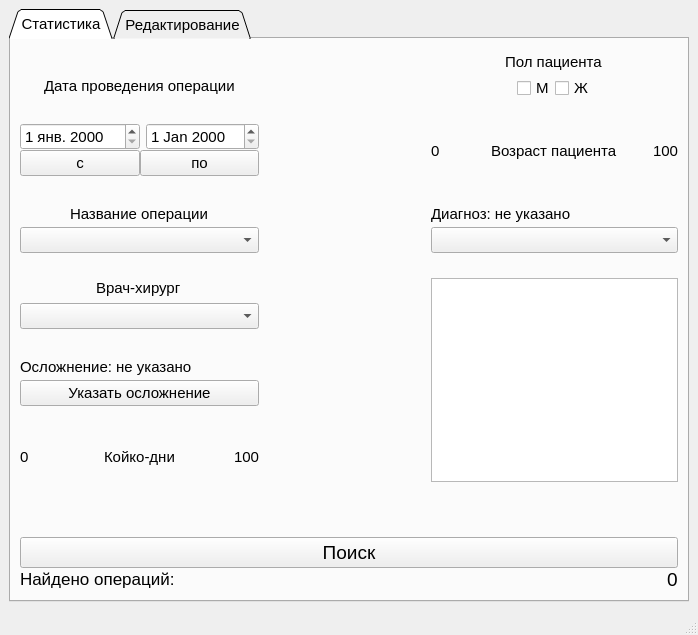
First picture: the form in Hernia-Qt/mainwindow.ui, repository dmkrch/Hernia-qt, before the edit.
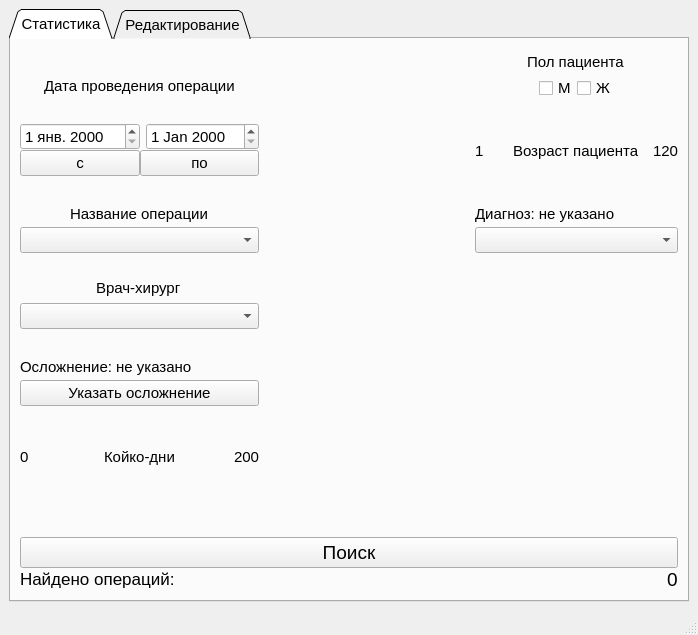
Second picture: the form after the edit. The open tabs and pages were chosen to show the change.

Patch:
```diff
--- a/Hernia-Qt/mainwindow.ui
+++ b/Hernia-Qt/mainwindow.ui
@@ -185,7 +185,7 @@
               <item>
                <widget class="QLabel" name="label_age_from">
                 <property name="text">
-                 <string>0</string>
+                 <string>1</string>
                 </property>
                </widget>
               </item>
@@ -205,7 +205,7 @@
               <item alignment="Qt::AlignRight">
                <widget class="QLabel" name="label_age_to">
                 <property name="text">
-                 <string>100</string>
+                 <string>120</string>
                 </property>
                </widget>
               </item>
@@ -274,7 +274,7 @@
                  </font>
                 </property>
                 <property name="text">
-                 <string>100</string>
+                 <string>200</string>
                 </property>
                </widget>
               </item>
@@ -481,9 +481,6 @@
             </item>
            </layout>
           </item>
-          <item row="3" column="2" rowspan="3">
-           <widget class="QListWidget" name="listWidget_output"/>
-          </item>
          </layout>
         </item>
        </layout>
```
Left out of the diff: 2 changed lines with no effect on the pictures.
